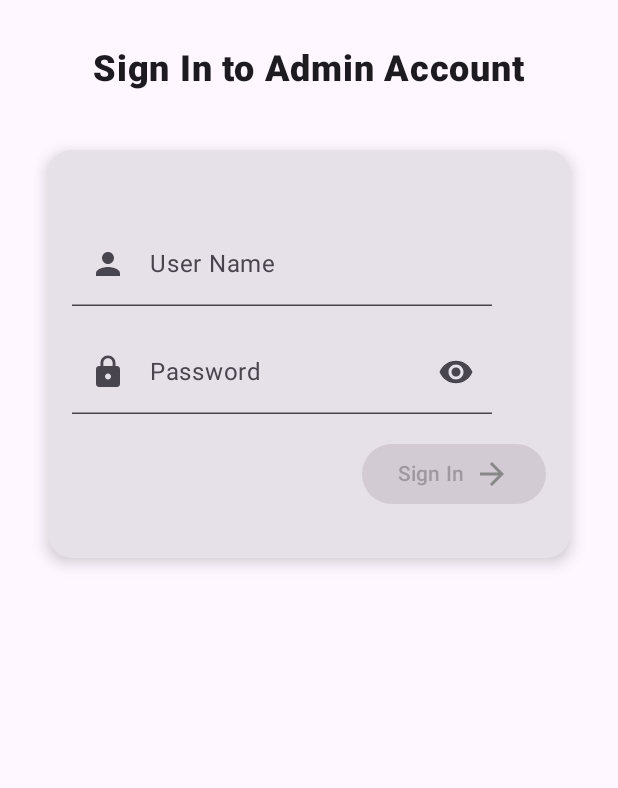
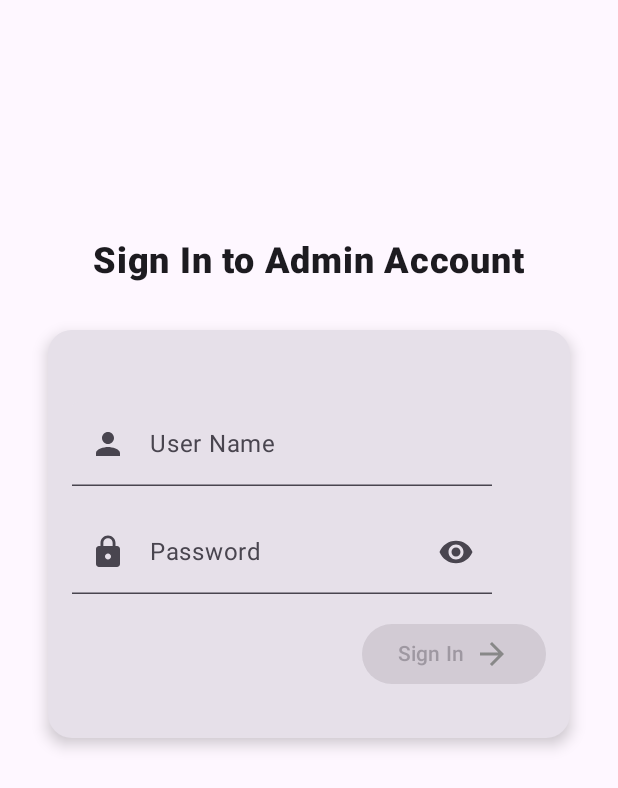
Before and after one commit to Saket37/RCC-IIT-App, an Android app built with Jetpack Compose: the AdminAuthActivity screen opened directly, with no data from a screen before it, on a phone screen of 412 x 824 dp. Shown: the top 788 px of the screen. Run offline under Robolectric (Android 15) with nearby library versions, the light colour scheme and no system bars; our stand-ins replace Dagger/Hilt's generated code.

Commit message:
added webview and changes to admin login

```diff
--- a/app/src/main/java/com/example/rcciitapp/ui/admin/AuthForm.kt
+++ b/app/src/main/java/com/example/rcciitapp/ui/admin/AuthForm.kt
@@ -27,9 +27,10 @@ fun AuthForm(
         modifier = modifier.fillMaxSize(),
         horizontalAlignment = Alignment.CenterHorizontally
     ) {
+        //Spacer(modifier = Modifier.height(56.dp))
+        Spacer(modifier = Modifier.height(160.dp))
+        AuthenticationTitle()
         Spacer(modifier = Modifier.height(32.dp))
-        AuthenticationTitle()
-        Spacer(modifier = Modifier.height(40.dp))
         Card(
             modifier = Modifier
                 .fillMaxWidth()
--- a/app/src/main/java/com/example/rcciitapp/ui/updates/UpdatesTabRow.kt
+++ b/app/src/main/java/com/example/rcciitapp/ui/updates/UpdatesTabRow.kt
@@ -43,12 +43,11 @@ fun rememberTabContent(): List<TabContent> {
         Event()
     }
     val newsSection = TabContent(Sections.News) {
-        Text(text = "News")
+        News()
 
     }
     val noticeSection = TabContent(Sections.Notice) {
-        Text(text = "Notice")
-
+        Notice()
     }
     return listOf(eventSection, newsSection, noticeSection)
 }
```
Also changed, not shown: app/src/main/java/com/example/rcciitapp/ui/updates/Event.kt (+10 -4 lines), app/src/main/java/com/example/rcciitapp/ui/updates/News.kt (added, +12 -0 lines), app/src/main/java/com/example/rcciitapp/ui/updates/Notice.kt (added, +12 -0 lines).
